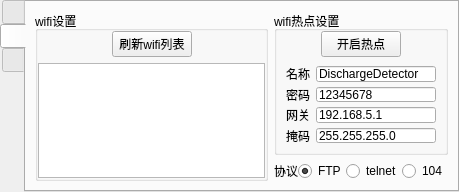
Before: the Qt Designer form Gui/Options/optionui.ui in rpdhunter/swbox, drawn with Qt 5.
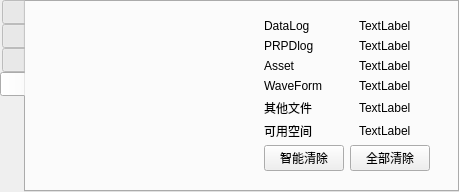
After: the same form once the commit is applied. Custom widgets are drawn as their Qt base class.

Diff of the .ui file:
```diff
--- a/Gui/Options/optionui.ui
+++ b/Gui/Options/optionui.ui
@@ -44,7 +44,7 @@
     <enum>QTabWidget::West</enum>
    </property>
    <property name="currentIndex">
-    <number>1</number>
+    <number>3</number>
    </property>
    <widget class="QWidget" name="tab">
     <attribute name="title">
@@ -1141,8 +1141,169 @@
      </item>
     </layout>
    </widget>
+   <widget class="QWidget" name="tab_4">
+    <attribute name="title">
+     <string/>
+    </attribute>
+    <layout class="QGridLayout" name="gridLayout_5">
+     <item row="0" column="0" rowspan="2">
+      <widget class="QChartView" name="chartView">
+       <property name="styleSheet">
+        <string notr="true">background-color:transparent;</string>
+       </property>
+      </widget>
+     </item>
+     <item row="0" column="1">
+      <layout class="QGridLayout" name="gridLayout_space">
+       <property name="topMargin">
+        <number>8</number>
+       </property>
+       <item row="3" column="0">
+        <widget class="QLabel" name="label_13">
+         <property name="text">
+          <string>WaveForm</string>
+         </property>
+        </widget>
+       </item>
+       <item row="5" column="0">
+        <widget class="QLabel" name="label_16">
+         <property name="text">
+          <string>可用空间</string>
+         </property>
+        </widget>
+       </item>
+       <item row="1" column="0">
+        <widget class="QLabel" name="label_15">
+         <property name="text">
+          <string>PRPDlog</string>
+         </property>
+        </widget>
+       </item>
+       <item row="2" column="0">
+        <widget class="QLabel" name="label_12">
+         <property name="text">
+          <string>Asset</string>
+         </property>
+        </widget>
+       </item>
+       <item row="0" column="0">
+        <widget class="QLabel" name="label_14">
+         <property name="text">
+          <string>DataLog</string>
+         </property>
+        </widget>
+       </item>
+       <item row="0" column="1">
+        <widget class="QLabel" name="label_data">
+         <property name="text">
+          <string>TextLabel</string>
+         </property>
+        </widget>
+       </item>
+       <item row="1" column="1">
+        <widget class="QLabel" name="label_PRPD">
+         <property name="text">
+          <string>TextLabel</string>
+         </property>
+        </widget>
+       </item>
+       <item row="2" column="1">
+        <widget class="QLabel" name="label_Asset">
+         <property name="text">
+          <string>TextLabel</string>
+         </property>
+        </widget>
+       </item>
+       <item row="3" column="1">
+        <widget class="QLabel" name="label_Waveform">
+         <property name="text">
+          <string>TextLabel</string>
+         </property>
+        </widget>
+       </item>
+       <item row="5" column="1">
+        <widget class="QLabel" name="label_Available">
+         <property name="text">
+          <string>TextLabel</string>
+         </property>
+        </widget>
+       </item>
+       <item row="4" column="0">
+        <widget class="QLabel" name="label_17">
+         <property name="text">
+          <string>其他文件</string>
+         </property>
+        </widget>
+       </item>
+       <item row="4" column="1">
+        <widget class="QLabel" name="label_Others">
+         <property name="text">
+          <string>TextLabel</string>
+         </property>
+        </widget>
+       </item>
+      </layout>
+     </item>
+     <item row="1" column="1">
+      <layout class="QHBoxLayout" name="horizontalLayout_14">
+       <property name="rightMargin">
+        <number>10</number>
+       </property>
+       <property name="bottomMargin">
+        <number>10</number>
+       </property>
+       <item>
+        <widget class="QPushButton" name="pbt_del_smart">
+         <property name="minimumSize">
+          <size>
+           <width>0</width>
+           <height>0</height>
+          </size>
+         </property>
+         <property name="maximumSize">
+          <size>
+           <width>16777215</width>
+           <height>16777215</height>
+          </size>
+         </property>
+         <property name="text">
+          <string>智能清除</string>
+         </property>
+        </widget>
+       </item>
+       <item>
+        <widget class="QPushButton" name="pbt_del_all">
+         <property name="text">
+          <string>全部清除</string>
+         </property>
+        </widget>
+       </item>
+       <item>
+        <spacer name="horizontalSpacer_19">
+         <property name="orientation">
+          <enum>Qt::Horizontal</enum>
+         </property>
+         <property name="sizeHint" stdset="0">
+          <size>
+           <width>40</width>
+           <height>20</height>
+          </size>
+         </property>
+        </spacer>
+       </item>
+      </layout>
+     </item>
+    </layout>
+   </widget>
   </widget>
  </widget>
+ <customwidgets>
+  <customwidget>
+   <class>QChartView</class>
+   <extends>QGraphicsView</extends>
+   <header location="global">qchartview.h</header>
+  </customwidget>
+ </customwidgets>
  <resources/>
  <connections>
   <connection>
```
